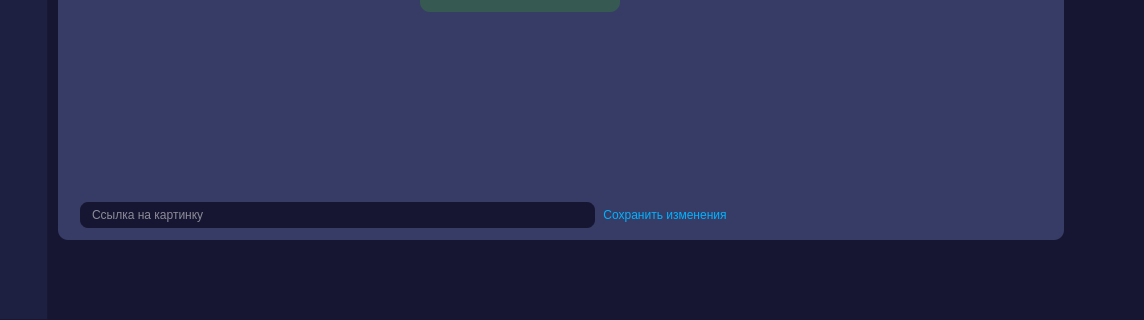
Old version of the form interfaces/settings_page.ui in the repository ArtShibaev/Bugtracker; both pictures show x 182 to 1326 and y 430 to 750 of the 1326 by 750 pixel window.
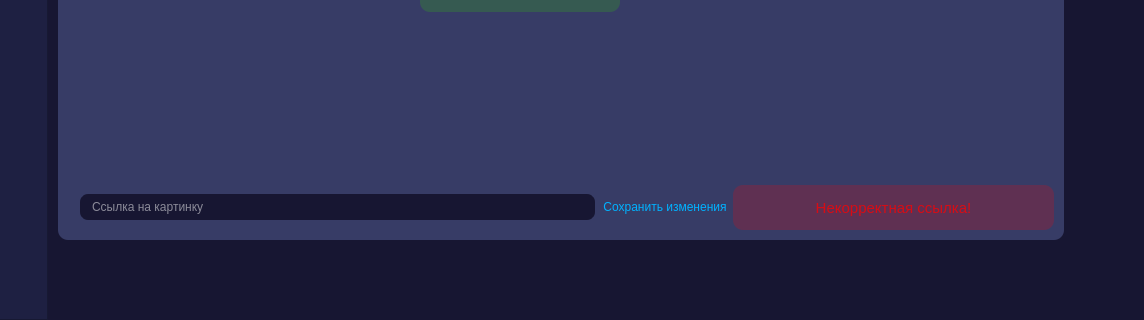
New version of the form.

Commit message: Добавил оповещение о некорректности ссылки ввиде красной кнопки

```diff
--- a/interfaces/settings_page.ui
+++ b/interfaces/settings_page.ui
@@ -842,6 +842,27 @@
              </item>
             </layout>
            </item>
+           <item row="4" column="2">
+            <widget class="QPushButton" name="Url_exeption">
+             <property name="styleSheet">
+              <string notr="true">QPushButton{
+color: rgba(255,0,0,0.75);
+background-color: rgba(255, 0, 0, 0.2);
+font-size: 15px;
+height: 45px;
+width: 200px;
+}
+
+QPushButton:hover{
+	background-color: rgba(255,0,0,0.1);
+	border-radius: 10px;
+}</string>
+             </property>
+             <property name="text">
+              <string>Некорректная ссылка!</string>
+             </property>
+            </widget>
+           </item>
           </layout>
          </item>
         </layout>
```
Left out of the diff: 24 changed lines with no effect on the pictures.
